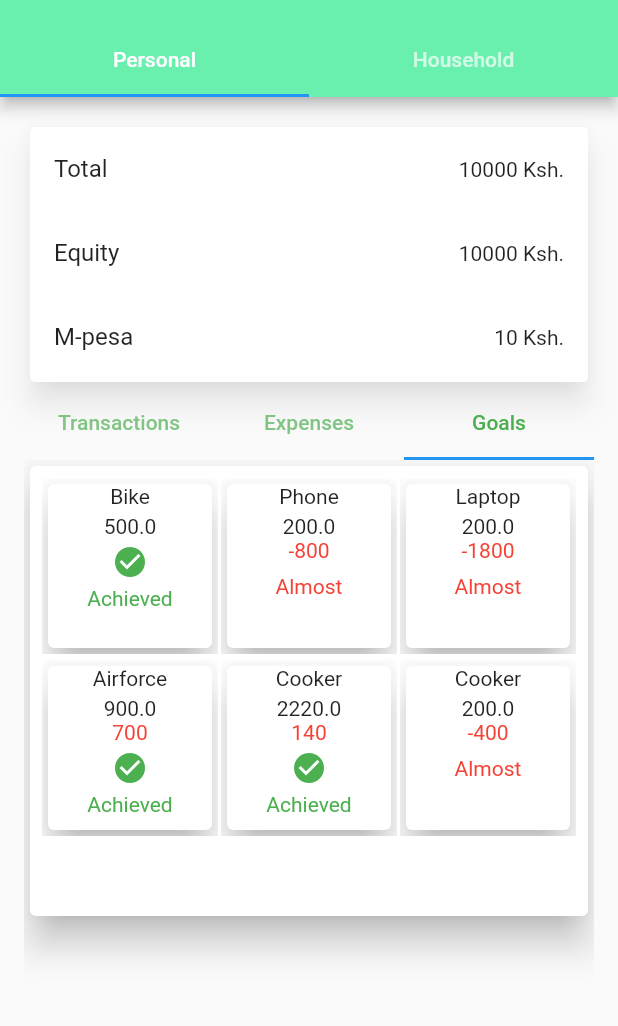
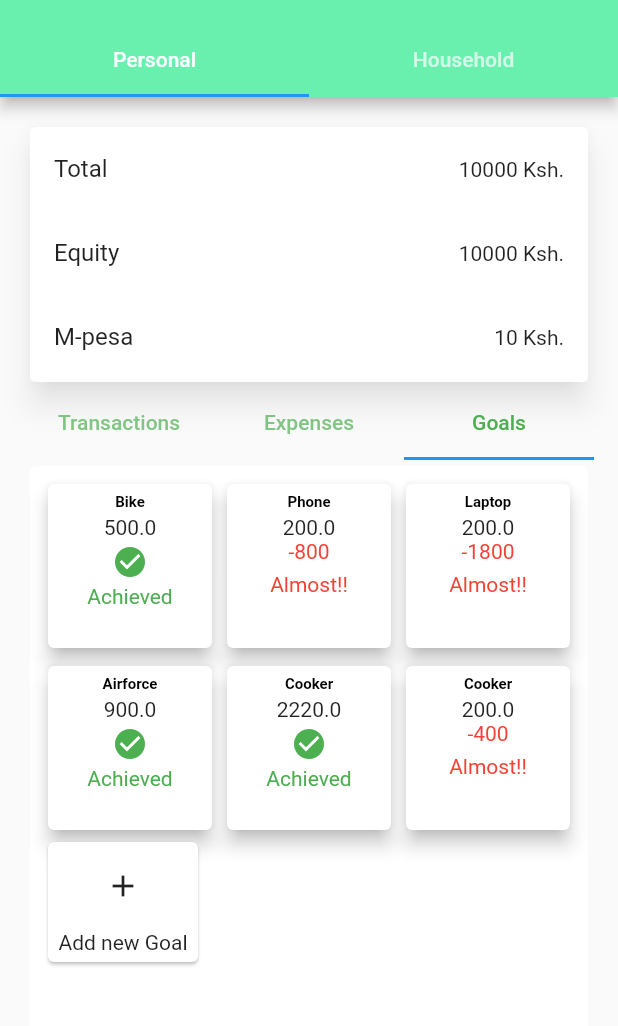
Before and after one commit to DevshiDeno/Budget_Genius, a Flutter app: the screen it shows after launch, tab 3 chosen, on a phone screen of 412 x 824 dp, the part 59-1085 px from its top. Run offline on Flutter 3.47's test engine with Material 2 defaults, Android fonts, the phone set to English and light mode, and no system bars; network calls fail.

Commit message:
Financial Management App

```diff
--- a/lib/Dashboard/Personal/expenses.dart
+++ b/lib/Dashboard/Personal/expenses.dart
@@ -117,11 +117,16 @@ class _ExpensesState extends State<Expenses> {
   }
 }
 
-class Goal extends StatelessWidget {
+class Goal extends StatefulWidget {
   final List<Goals> goal;
 
   const Goal({Key? key, required this.goal}) : super(key: key);
 
+  @override
+  State<Goal> createState() => _GoalState();
+}
+
+class _GoalState extends State<Goal> {
   Widget completed(List<Goals> goals) {
     bool achieved = false;
     for (int i = 0; i < goals.length; i++) {
@@ -130,16 +135,14 @@ class Goal extends StatelessWidget {
         break;
       }
     }
-    if(achieved) {
-      return Icon(Icons.check_circle,
-          color: Colors.green);
-    }else{
+    if (achieved) {
+      return Icon(Icons.check_circle, color: Colors.green);
+    } else {
       return SizedBox.shrink(); // Return an empty widget instead of null
-
+    }
   }
 
-  }
-  Widget text(List<Goals> goals){
+  Widget text(List<Goals> goals) {
     bool achieved = false;
     for (int i = 0; i < goals.length; i++) {
       if (goals[i].amount >= goals[i].target) {
@@ -147,16 +150,19 @@ class Goal extends StatelessWidget {
         break;
       }
     }
-    if(achieved) {
-      return Text("Achieved",
+    if (achieved) {
+      return Text(
+        "Achieved",
         style: TextStyle(color: Colors.green),
       );
-    }else{
-    return Text("Almost",
+    } else {
+      return Text(
+        "Almost!!",
         style: TextStyle(color: Colors.red),
       );
     }
   }
+
   Widget remaining(List<Goals> goals) {
     var diff = 0;
     for (int i = 0; i < goals.length; i++) {
@@ -164,7 +170,8 @@ class Goal extends StatelessWidget {
       diff += difference.round();
     }
     if (diff != 0) {
-      return Text(diff.toString(),
+      return Text(
+        diff.toString(),
         style: TextStyle(color: Colors.red),
       );
     } else {
@@ -172,53 +179,158 @@ class Goal extends StatelessWidget {
     }
   }
 
+  void _showDialog() {
+    String goalName = "";
+    int goalTarget = 0;
+    int amount =0;
+    showDialog(
+        context: context,
+        builder: (BuildContext context) {
+          return AlertDialog(
+            title: Text("Add your new goal"),
+            contentPadding: EdgeInsets.all(16.0),
+            content: Column(
+              mainAxisSize: MainAxisSize.min,
+              children: [
+                TextFormField(
+                  autofocus: true,
+                  decoration: InputDecoration(labelText: "Goal Name"),
+                  onChanged: (value) {
+                    setState(() {
+                      goalName = value;
+                    });
+                  },
+                  validator: (value)=>value!.isEmpty ? "Please eneter a goal name": null,
+                ),
+                TextFormField(
+                  autofocus: false,
+                  decoration: InputDecoration(labelText: "Deposit Starting Amount"),
+                  onChanged: (value) {
+                    setState(() {
+                      amount = int.parse(value) ?? 0;
+                    });
+                  },
+                  validator: (value)=>value!.isEmpty ? "Please eneter a goal name": null,
+                ),
+                TextFormField(
+                  autofocus: false,
+                  keyboardType: TextInputType.number,
+                  decoration: InputDecoration(labelText: "Goal target"),
+                  onChanged: (value) {
+                    setState(() {
+                      goalTarget = int.parse(value) ?? 0;
+                    });
+                  },
+                  style: TextStyle(fontSize: 10),
+                  validator:
+                      (value) {
+                    if (value!.isEmpty) {
+                      return 'Please enter a valid target amount';
+                    }
+                    int? target = int.tryParse(value);
+                    if (target == null || target == 0) {
+                      return 'Please enter a valid target amount';
+                    }
+                    return null;
+                  },
+                ),
+              ],
+            ),
+            actions: [
+              TextButton(
+                  onPressed: () {
+                    Navigator.pop(context);
+                  },
+                  child: Text("cancel")),
+              TextButton(
+                  onPressed: () {
+                    setState(() {
+                      goal.add(Goals(
+                          title: goalName,
+                          amount: amount.toDouble(),
+                          target: goalTarget.toDouble()));
+                      Navigator.pop(context);
+                    });
+                  },
+                  child: Text("Save"))
+            ],
+          );
+        });
+  }
+
   @override
   Widget build(BuildContext context) {
-    return SingleChildScrollView(
-      child: Card(
-        elevation: 10,
+    return Card(
+      elevation: 0,
       shadowColor: Colors.black,
       child: SizedBox(
         width: MediaQuery.of(context).size.width,
-          height: 300, // Reduced the height of the Card
+        height: 250, // Reduced the height of the Card
         child: Padding(
           padding: const EdgeInsets.all(8.0),
+          child: SingleChildScrollView(
             child: Column(
               crossAxisAlignment: CrossAxisAlignment.start,
               children: [
-                Expanded(
-                  child: GridView.builder(
+                GridView.builder(
+                  shrinkWrap: true,
+                  // Added this line to make GridView take only as much height as required by its contents
                   physics: const NeverScrollableScrollPhysics(),
-                    gridDelegate:
-                    const SliverGridDelegateWithFixedCrossAxisCount(
+                  gridDelegate: const SliverGridDelegateWithFixedCrossAxisCount(
                     crossAxisCount: 3,
                     crossAxisSpacing: 2,
                     mainAxisSpacing: 4,
                   ),
-                    itemCount: goal.length,
+                  itemCount: widget.goal.length,
                   itemBuilder: (BuildContext context, int index) {
-                      return ClipRect(
-                        child: Card(
-                          elevation: 10,
+                    return Card(
+                      elevation: 5,
                       shadowColor: Colors.black,
+                      child: Padding(
+                        padding: const EdgeInsets.all(6.0),
                         child: Container(
-                            width: 20,
+                          height: 80,
+                          width: 100,
                           child: Column(
                             children: [
-                                Text(goal[index].title),
-                                SizedBox(height: 4),
-                                Text(goal[index].amount.toString()),
-                                remaining([goal[index]]),
-                                SizedBox(height: 4),
-                                completed([goal[index]]), // Pass a list with a single Goal object here
-                                SizedBox(height: 4),
-                                text([goal[index]])
+                              Text(widget.goal[index].title,
+                                  style: TextStyle(
+                                      color: Colors.black,
+                                      fontSize: 10,
+                                      fontWeight: FontWeight.bold)),
+                              SizedBox(height: 3),
+                              Text(widget.goal[index].amount.toString()),
+                              remaining([widget.goal[index]]),
+                              SizedBox(height: 3),
+                              completed([widget.goal[index]]),
+                              // Pass a list with a single Goal object here
+                              SizedBox(height: 3),
+                              text([widget.goal[index]])
                             ],
                           ),
                         ),
                       ),
                     );
                   },
+                ),
+                Card(
+                  child: Container(
+                    height: 80,
+                    width: 100,
+                    child: Column(
+                      mainAxisAlignment: MainAxisAlignment.spaceEvenly,
+                      children: [
+                        IconButton(
+                          onPressed: () {
+                            _showDialog();
+                            // goal.add(Goals(
+                            //     title: "New Goal", amount: 0, target: 400));
+                          },
+                          icon: Icon(Icons.add),
+                        ),
+                        Text("Add new Goal")
+                      ],
+                    ),
                   ),
                 )
               ],
--- a/lib/Dashboard/Personal/transactions.dart
+++ b/lib/Dashboard/Personal/transactions.dart
@@ -76,7 +76,7 @@ final List<Goals> goal = [
   Goals(amount: 500, title: 'Bike', target: 500),
   Goals(amount: 200, title: 'Phone', target: 1000),
   Goals(amount: 200, title: 'Laptop', target: 2000),
-  Goals(amount: 900, title: 'Airforce', target: 200),
-  Goals(amount: 2220, title: 'Cooker', target: 2080),
+  Goals(amount: 900, title: 'Airforce', target: 900),
+  Goals(amount: 2220, title: 'Cooker', target: 2220),
   Goals(amount: 200, title: 'Cooker', target: 600),
 ];
```
Lines whose indentation alone changed are shown as unchanged.
